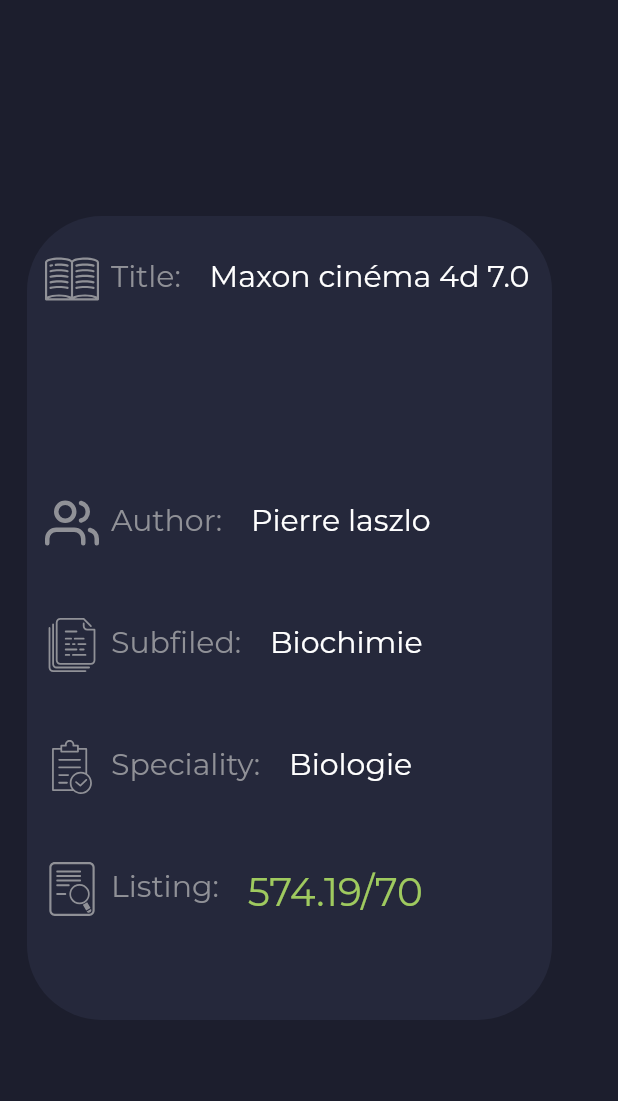
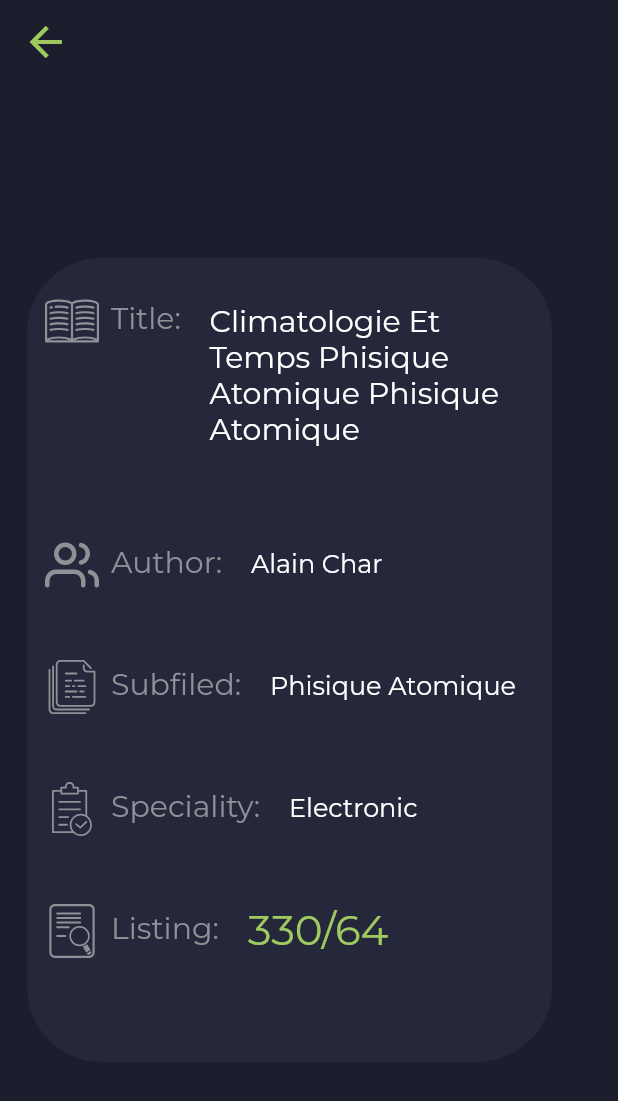
Before and after one commit to prolagg99/UMTB-Library, a Flutter app: the LibraryBook screen opened directly, on a phone screen of 412 x 824 dp. Shown: the top 1101 px of the screen. Run offline on Flutter 3.47's test engine with Material 2 defaults, Android fonts, the phone set to English and light mode, and no system bars; our stand-ins replace flutter_svg, google_fonts; missing offline and left inert: flutter_statusbarcolor.

Commit message:
edit book details page

```diff
--- a/lib/Library/screen/LibraryBook.dart
+++ b/lib/Library/screen/LibraryBook.dart
@@ -1,15 +1,32 @@
 import 'package:flutter/material.dart';
+import 'package:umtb_library/Library/model/LibraryModels.dart';
 import 'package:umtb_library/Library/utils/LibraryColors.dart';
+import 'package:umtb_library/Library/utils/LibraryDataGenerator.dart';
 import 'package:umtb_library/Library/utils/LibraryImage.dart';
 import 'package:umtb_library/Library/utils/LibraryWidget.dart';
 
-class LibraryBook extends StatelessWidget {
+class LibraryBook extends StatefulWidget {
   const LibraryBook({Key? key}) : super(key: key);
+  static String tag = '/LibraryBook';
+
+  @override
+  State<LibraryBook> createState() => _LibraryBookState();
+}
+
+class _LibraryBookState extends State<LibraryBook> {
+  late List<LibraryBookDetails> mListings;
+
+  @override
+  void initState() {
+    super.initState();
+    mListings = getBookDetails();
+  }
 
   @override
   Widget build(BuildContext context) {
     return Scaffold(
       backgroundColor: colorPrimary,
+      appBar: appBar(context),
       body: SafeArea(
         child: Padding(
           padding: EdgeInsets.symmetric(horizontal: 18.0, vertical: 10.0),
@@ -31,23 +48,23 @@
                       Expanded(
                           flex: 2,
                           child: bookContainer(ic_open_book, 'title: ',
-                              'maxon cinéma 4d 7.0', Colors.white, 20.0)),
+                              mListings[0].title, Colors.white, 20.0)),
                       Expanded(
                           flex: 1,
                           child: bookContainer(ic_users, 'author: ',
-                              'pierre laszlo', Colors.white, 20.0)),
+                              mListings[0].author, Colors.white, 17.0)),
                       Expanded(
                           flex: 1,
                           child: bookContainer(ic_subfield, 'subfiled: ',
-                              'biochimie', Colors.white, 20.0)),
+                              mListings[0].subfield, Colors.white, 17.0)),
                       Expanded(
                           flex: 1,
                           child: bookContainer(ic_speciality, 'speciality: ',
-                              'biologie', Colors.white, 20.0)),
+                              mListings[0].speciality, Colors.white, 17.0)),
                       Expanded(
                           flex: 1,
                           child: bookContainer(ic_file_search, 'listing: ',
-                              '574.19/70', colorAccentGreen, 26.0)),
+                              mListings[0].listing, colorAccentGreen, 28.0)),
                     ],
                   ),
                 ),
--- a/lib/Library/utils/LibraryDataGenerator.dart
+++ b/lib/Library/utils/LibraryDataGenerator.dart
@@ -4,12 +4,12 @@
   List<LibraryBookDetails> list = [];
 
 // i should get this books details from a DB
-  LibraryBookDetails model1 = LibraryBookDetails();
-  model1.title = 'Climatologie Et Temps Phisique AtomiquePhisique Atomique';
-  model1.author = 'alain char';
-  model1.speciality = 'ELECTRONIC';
-  model1.subfield = 'Phisique Atomique';
-  model1.listing = '330/64';
+  LibraryBookDetails model = LibraryBookDetails();
+  model.title = 'climatologie et temps phisique atomique phisique atomique';
+  model.author = 'alain char';
+  model.speciality = 'electronic';
+  model.subfield = 'phisique atomique';
+  model.listing = '330/64';
 
 // RTL direction
   LibraryBookDetails model2 = LibraryBookDetails();
@@ -40,7 +40,7 @@
   model5.subfield = 'Phisique Atomique';
   model5.listing = '330/64';
 
-  list.add(model1);
+  list.add(model);
   list.add(model2);
   list.add(model3);
   list.add(model4);
--- a/lib/Library/utils/LibraryExtention.dart
+++ b/lib/Library/utils/LibraryExtention.dart
@@ -10,6 +10,18 @@
   }
 }
 
-capitalization(content) {
+toCapitalized(var content) {
   return content.replaceFirst(content[0], content[0].toUpperCase());
 }
+
+toTitleCase(var content) {
+  return content
+      .replaceAll(RegExp(' +'), ' ')
+      .split(' ')
+      .map((content) => toCapitalized(content))
+      .join(' ');
+}
+
+back(var context) {
+  Navigator.pop(context);
+}
--- a/lib/Library/utils/LibraryWidget.dart
+++ b/lib/Library/utils/LibraryWidget.dart
@@ -3,6 +3,25 @@
 import 'package:google_fonts/google_fonts.dart';
 import 'package:umtb_library/Library/utils/LibraryColors.dart';
 import 'package:umtb_library/Library/utils/LibraryExtention.dart';
+
+AppBar appBar(context) {
+  return AppBar(
+    automaticallyImplyLeading: true,
+    backgroundColor: colorPrimary,
+    elevation: 0,
+    leading: new IconButton(
+      icon: Padding(
+        padding: const EdgeInsets.fromLTRB(5.0, 0, 0, 0),
+        child: new Icon(
+          Icons.arrow_back,
+          color: colorAccentGreen,
+          size: 32.0,
+        ),
+      ),
+      onPressed: () => back(context),
+    ),
+  );
+}
 
 Flexible textWidget(text, color, fontSize) {
   return Flexible(
@@ -43,15 +62,19 @@
       Padding(
         padding: const EdgeInsets.fromLTRB(8.0, 4.0, 14.0, 4.0),
         child: Text(
-          capitalization(field),
+          toCapitalized(field),
           style: GoogleFonts.montserrat(color: colorAccentGray, fontSize: 20.0),
         ),
       ),
       Flexible(
         child: Padding(
-          padding: const EdgeInsets.fromLTRB(0, 4.0, 0, 4.0),
+          padding: field == 'listing: '
+              ? const EdgeInsets.fromLTRB(0, 0.0, 0, 0.0)
+              : field == 'title: '
+                  ? const EdgeInsets.fromLTRB(0, 6.0, 0, 6.0)
+                  : const EdgeInsets.fromLTRB(0, 7.0, 0, 7.0),
           child: Text(
-            capitalization(content) + "\n",
+            toTitleCase(content) + "\n",
             overflow: TextOverflow.ellipsis,
             maxLines: 5,
             style: GoogleFonts.montserrat(color: textColor, fontSize: fontSize),
```
